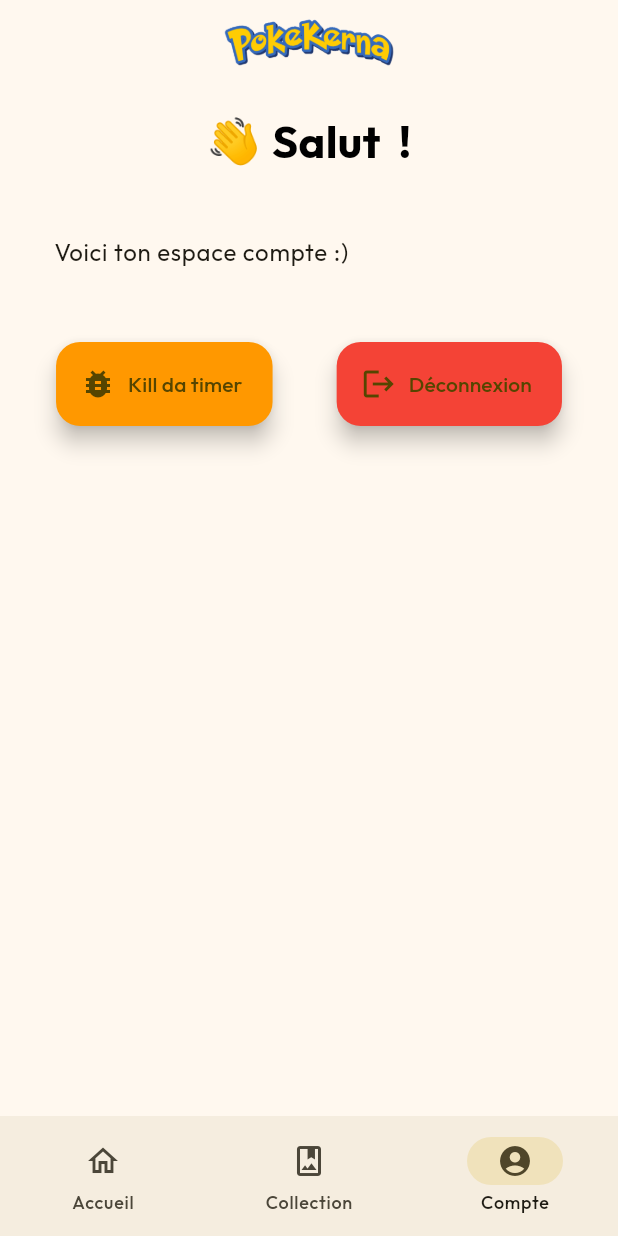
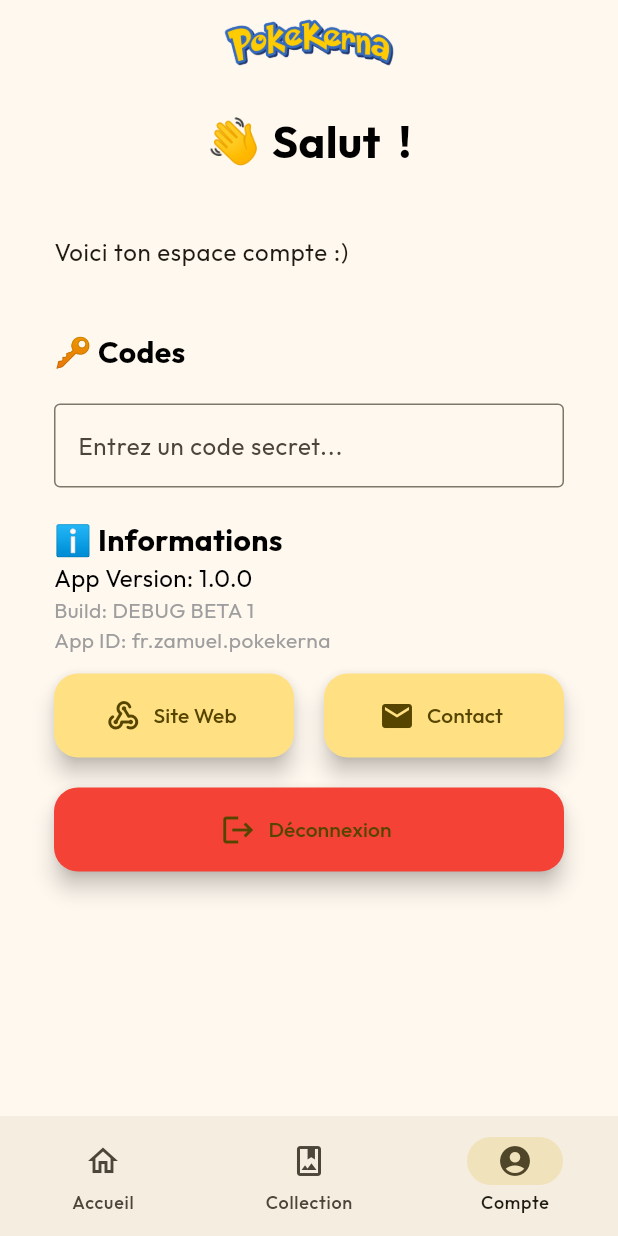
Before and after one commit to samuelaligator/PokeKerna, a Flutter app: the NavigationBarPage screen opened directly, item 3 of the bottom bar chosen, on a phone screen of 412 x 824 dp. Run offline on Flutter 3.47's test engine with Material 3 defaults, Android fonts, the phone set to English and light mode, and no system bars; our stand-ins replace shared_preferences; missing offline and left inert: cryptography; accounts and stored records are empty.

Commit message:
🔑 Codes secrets DEV+PROFS

```diff
--- a/lib/pages/settings.dart
+++ b/lib/pages/settings.dart
@@ -1,9 +1,80 @@
 import 'package:flutter/material.dart';
+import 'package:flutter/services.dart';
+import 'package:pokekerna/pages/booster.dart';
 import 'package:shared_preferences/shared_preferences.dart';
-import 'dart:async';
+import 'package:http/http.dart' as http;
+import 'dart:convert';
 import 'login.dart';
 
-class SettingsPage extends StatelessWidget {
+class SettingsPage extends StatefulWidget {
+  @override
+  _SettingsPageState createState() => _SettingsPageState();
+}
+
+class _SettingsPageState extends State<SettingsPage> {
+  TextEditingController _controller = TextEditingController();
+
+  // Method to copy api_key from SharedPreferences to clipboard
+  Future<void> _copyApiKeyToClipboard() async {
+    SharedPreferences prefs = await SharedPreferences.getInstance();
+    String? apiKey = prefs.getString('api_key');
+    if (apiKey != null) {
+      Clipboard.setData(ClipboardData(text: apiKey));
+      ScaffoldMessenger.of(context).showSnackBar(
+        SnackBar(content: Text('API Key copied to clipboard')),
+      );
+    }
+  }
+
+  // Method to handle API request and response
+  Future<void> _handleApiRequest() async {
+    final prefs = await SharedPreferences.getInstance();
+    final userId = prefs.getInt('user_id');
+    final key = prefs.getString('api_key');
+
+    if (userId == null || key == null) {
+      throw Exception('Missing user_id or key in shared preferences');
+    }
+
+    final headers = {
+      'User-Id': userId.toString(),
+      'Key': key,
+    };
+
+    final response = await http
+        .get(Uri.parse('https://code.pokekerna.xyz/v1/code'), headers: headers);
+
+    if (response.statusCode == 200) {
+      Map<String, dynamic> jsonResponse = jsonDecode(response.body);
+      if (jsonResponse.containsKey('type') && jsonResponse['type'] == 'card') {
+        List<dynamic> listResponse = jsonDecode(response.body);
+        Navigator.push(
+          context,
+          MaterialPageRoute(
+              builder: (context) => BoosterPage(responseBody: listResponse)),
+        );
+      } else {
+        ScaffoldMessenger.of(context).showSnackBar(
+          SnackBar(content: Text('No card type in response')),
+        );
+      }
+    } else {
+      Map<String, dynamic> jsonResponse = jsonDecode(response.body);
+      ScaffoldMessenger.of(context).showSnackBar(
+        SnackBar(content: Text(jsonResponse['message'])),
+      );
+    }
+  }
+
+  // Method to handle input validation and action
+  void _handleInput(String input) {
+    if (input == 'clickey') {
+      _copyApiKeyToClipboard();
+    } else {
+      _handleApiRequest();
+    }
+  }
+
   Future<String?> _getUsername() async {
     final prefs = await SharedPreferences.getInstance();
     return prefs.getString('username'); // Fetch the saved username
@@ -40,7 +111,9 @@ class SettingsPage extends StatelessWidget {
             return Center(child: CircularProgressIndicator());
           } else if (snapshot.hasData && snapshot.data != null) {
             // Display the username when available
-            return Column(
+            return
+              Expanded(
+              child:  Column(
               crossAxisAlignment: CrossAxisAlignment.start,
               children: [
                 Center(
@@ -53,6 +126,7 @@ class SettingsPage extends StatelessWidget {
                     ),
                   ),
                 ),
+                //Clipboard.setData(ClipboardData(text: apiKey));
                 SizedBox(height: 20),
                 Padding(
                   padding: const EdgeInsets.all(20.0),
@@ -61,36 +135,99 @@ class SettingsPage extends StatelessWidget {
                     style: Theme.of(context).textTheme.bodyLarge,
                   ),
                 ),
+                Padding(
+                  padding: EdgeInsets.all(20.0),
+                  child: Flex(
+                    direction: Axis.vertical,
+                    crossAxisAlignment: CrossAxisAlignment.start,
+                    children: [
+                      Text(
+                        "🔑 Codes",
+                        style: TextStyle(
+                          fontSize: 20,
+                          fontWeight: FontWeight.bold,
+                          color: Colors.black,
+                        ),
+                      ),
+                      SizedBox(height: 20),
+                      TextField(
+                        controller: _controller,
+                        decoration: InputDecoration(
+                          labelText: 'Entrez un code secret...',
+                          border: OutlineInputBorder(),
+                          //filled: true,
+                          //fillColor: Colors.grey[200],
+                        ),
+                        onSubmitted: _handleInput,
+                      ),
+                      SizedBox(height: 20),
+                      Text(
+                        "ℹ️ Informations",
+                        style: TextStyle(
+                          fontSize: 20,
+                          fontWeight: FontWeight.bold,
+                          color: Colors.black,
+                        ),
+                      ),
 
-                SizedBox(height: 20),
-                Align(
-                  alignment: Alignment.bottomCenter,
-                  child: Padding(
-                    padding: const EdgeInsets.all(8.0),
-                    child: Row(
-                      mainAxisAlignment: MainAxisAlignment
-                          .spaceEvenly, // Adds space between the buttons
-                      children: [
-                        FloatingActionButton.extended(
-                          onPressed: () => _NoTimer(),
-                          label: Text('Kill da timer'),
-                          icon: Icon(Icons.bug_report),
-                          backgroundColor: Colors.orange,
-                        ),
-                        SizedBox(
-                            width:
-                            16), // Adds a little gap between the two buttons
-                        FloatingActionButton.extended(
+                      // Other UI elements can be above if needed
+                      Text(
+                        'App Version: 1.0.0', // Replace with your version info
+                        style: TextStyle(fontSize: 16, color: Colors.black),
+                      ),
+                      Text(
+                        'Build: DEBUG BETA 1', // Replace with build info (Beta, Debug, etc.)
+                        style: TextStyle(fontSize: 14, color: Colors.grey),
+                      ),
+                      Text(
+                        'App ID: fr.zamuel.pokekerna', // Replace with your app's ID or other info
+                        style: TextStyle(fontSize: 14, color: Colors.grey),
+                      ),
+                      SizedBox(height: 12),
+                      Row(
+                        mainAxisAlignment: MainAxisAlignment.spaceBetween,
+                        children: [
+                          Expanded(
+                            child: Container(
+                              child: FloatingActionButton.extended(
+                                onPressed: () => Clipboard.setData(ClipboardData(text: "https://pokekerna.xyz")),
+                                label: Text('Site Web'),
+                                icon: Icon(Icons.webhook_rounded),
+                                backgroundColor: Colors.amber[200],
+                              ),
+                            ),
+                          ),
+                          SizedBox(width: 20),
+                          Expanded(
+                            child: Container(
+                              child: FloatingActionButton.extended(
+                                onPressed: () => Clipboard.setData(ClipboardData(text: "contact@pokekerna.xyz")),
+                                label: Text('Contact'),
+                                icon: Icon(Icons.mail),
+                                backgroundColor: Colors.amber[200],
+                              ),
+                            ),
+                          ),
+                        ],
+                      ),
+
+                      SizedBox(height: 20),
+
+                      Container(
+                        width: double
+                            .infinity, // Makes the button take all available horizontal space
+                        child: FloatingActionButton.extended(
                           onPressed: () => _logout(context),
                           label: Text('Déconnexion'),
                           icon: Icon(Icons.logout),
                           backgroundColor: Colors.red,
                         ),
-                      ],
-                    ),
+                      ),
+                    ],
                   ),
-                )
+                ),
               ],
+              ),
             );
           } else {
             // Handle the case where no username is found
```
